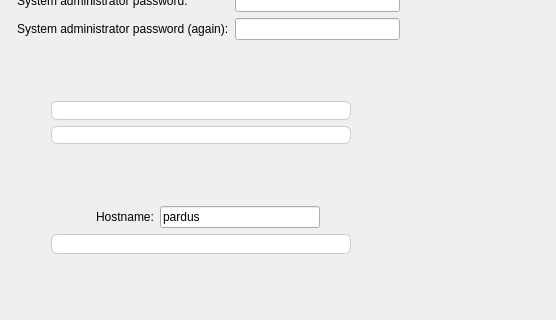
Above: yali4/gui/Ui/rootpasswidget.ui from dadas45li/yali before the change; both pictures show x 140 to 696 and y 155 to 475 of the 696 by 475 pixel window. Below: the same form after it.
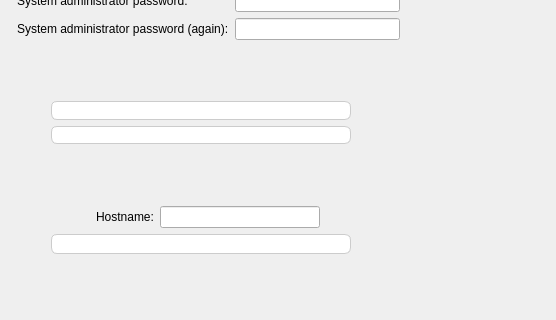
That is the form after the change. Icons and pictures are not drawn.

```diff
--- a/yali4/gui/Ui/rootpasswidget.ui
+++ b/yali4/gui/Ui/rootpasswidget.ui
@@ -378,7 +378,7 @@
           </size>
          </property>
          <property name="text" >
-          <string>pardus</string>
+          <string></string>
          </property>
         </widget>
        </item>
```
